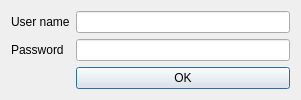
Qt form credentialsdialog.ui (607011/Qt-SESAM) before a commit.
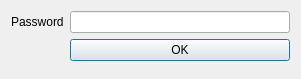
The same form after that commit.

```diff
--- a/credentialsdialog.ui
+++ b/credentialsdialog.ui
@@ -7,7 +7,7 @@
     <x>0</x>
     <y>0</y>
     <width>301</width>
-    <height>95</height>
+    <height>79</height>
    </rect>
   </property>
   <property name="focusPolicy">
@@ -22,31 +22,24 @@
   <layout class="QGridLayout" name="gridLayout">
    <item row="0" column="0">
     <layout class="QFormLayout" name="formLayout">
+     <property name="fieldGrowthPolicy">
+      <enum>QFormLayout::AllNonFixedFieldsGrow</enum>
+     </property>
      <item row="0" column="0">
-      <widget class="QLabel" name="label">
-       <property name="text">
-        <string>User name</string>
-       </property>
-      </widget>
-     </item>
-     <item row="1" column="0">
-      <widget class="QLabel" name="label_2">
+      <widget class="QLabel" name="passwordLabel">
        <property name="text">
         <string>Password</string>
        </property>
       </widget>
      </item>
      <item row="0" column="1">
-      <widget class="QLineEdit" name="usernameLineEdit"/>
-     </item>
-     <item row="1" column="1">
       <widget class="QLineEdit" name="passwordLineEdit">
        <property name="echoMode">
         <enum>QLineEdit::Password</enum>
        </property>
       </widget>
      </item>
-     <item row="2" column="1">
+     <item row="1" column="1">
       <widget class="QPushButton" name="okPushButton">
        <property name="text">
         <string>OK</string>
```
Left out of the diff: 3 changed lines with no effect on the pictures.
